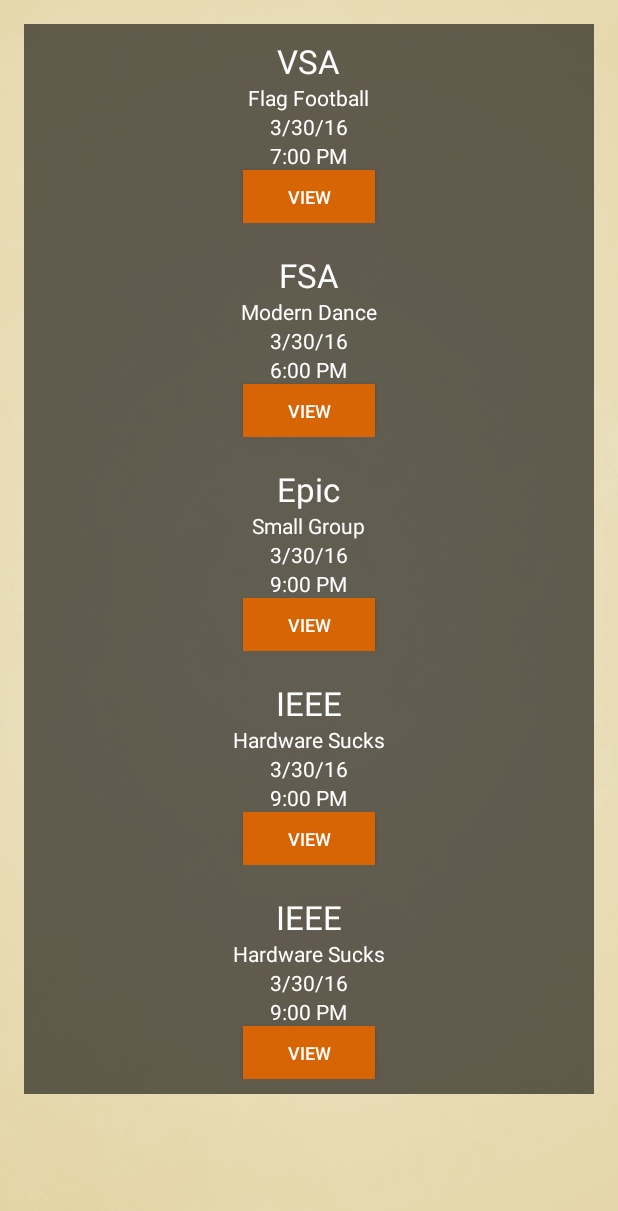
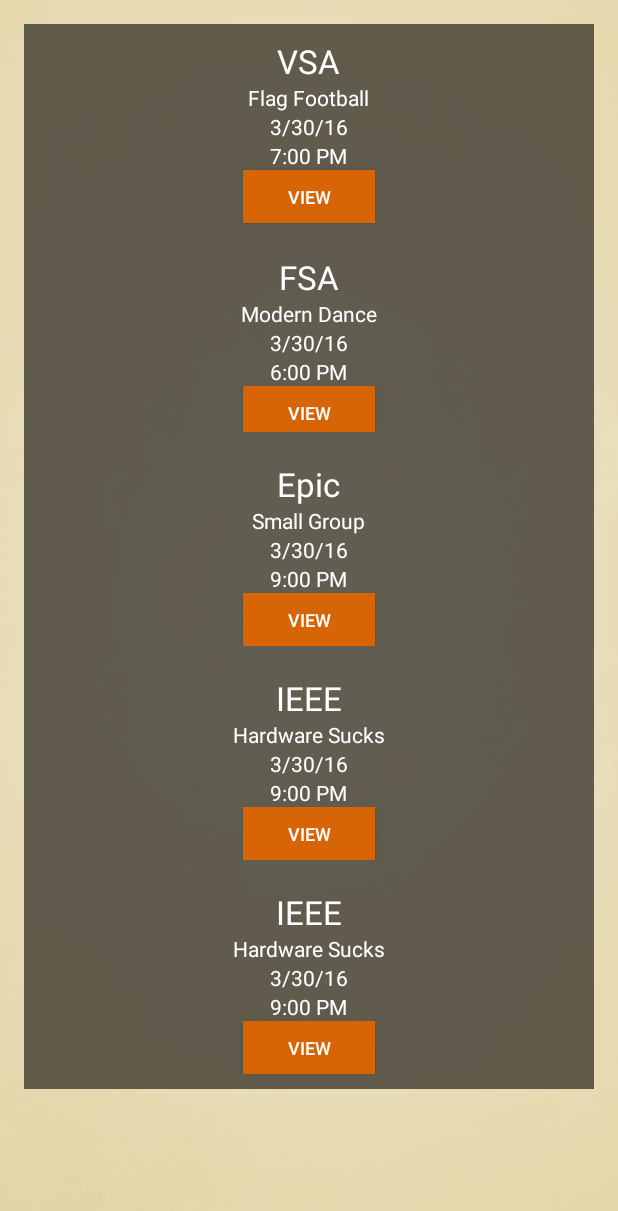
Before and after one commit to josh-marasigan/OrangeLoop, an Android app: the MemberHomePage screen opened directly, with no data from a screen before it, on a phone screen of 412 x 824 dp. Shown: the top 1211 px of the screen. Run offline under Robolectric (Android 15) with nearby library versions, the phone set to English and light mode, and no system bars.

```diff
--- a/app/src/main/res/layout/activity_member_home_page.xml
+++ b/app/src/main/res/layout/activity_member_home_page.xml
@@ -25,7 +25,7 @@
         <LinearLayout
             android:orientation="horizontal"
             android:layout_width="357dp"
-            android:layout_height="wrap_content"
+            android:layout_height="144dp"
             android:layout_gravity="center_horizontal"
             android:id="@+id/club_A"
             android:weightSum="1">
@@ -35,7 +35,7 @@
             <LinearLayout
                 android:orientation="vertical"
                 android:layout_width="match_parent"
-                android:layout_height="wrap_content"
+                android:layout_height="match_parent"
                 android:weightSum="1"
                 android:paddingTop="10dp"
                 android:paddingBottom="10dp">
@@ -95,7 +95,7 @@
         <LinearLayout
             android:orientation="horizontal"
             android:layout_width="match_parent"
-            android:layout_height="wrap_content"
+            android:layout_height="138dp"
             android:layout_gravity="center_horizontal"
             android:id="@+id/club_B">
 
@@ -104,7 +104,7 @@
             <LinearLayout
                 android:orientation="vertical"
                 android:layout_width="match_parent"
-                android:layout_height="wrap_content"
+                android:layout_height="match_parent"
                 android:weightSum="1"
                 android:paddingTop="10dp"
                 android:paddingBottom="10dp">
```
Also changed, not shown: app/src/main/res/drawable/club_1.jpg, app/src/main/res/drawable/club_2.jpg, app/src/main/res/drawable/club_3.jpg.
